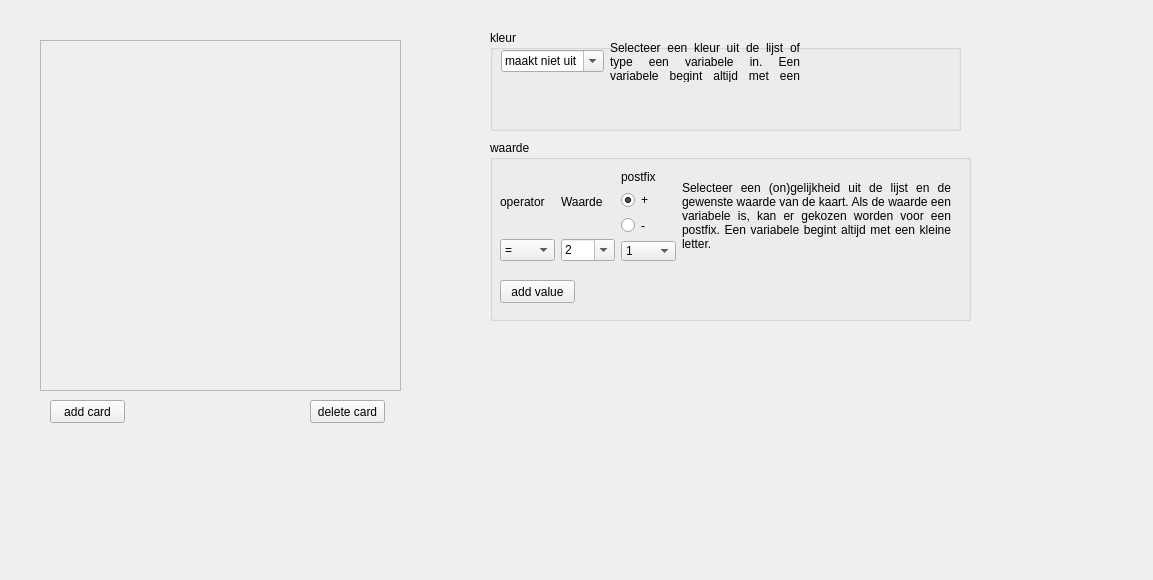
This is src/app/ruleCreator/cardEvaluator.ui in Dtai/PokerbotClient as Qt 5 draws it before an edit. The edited form follows.
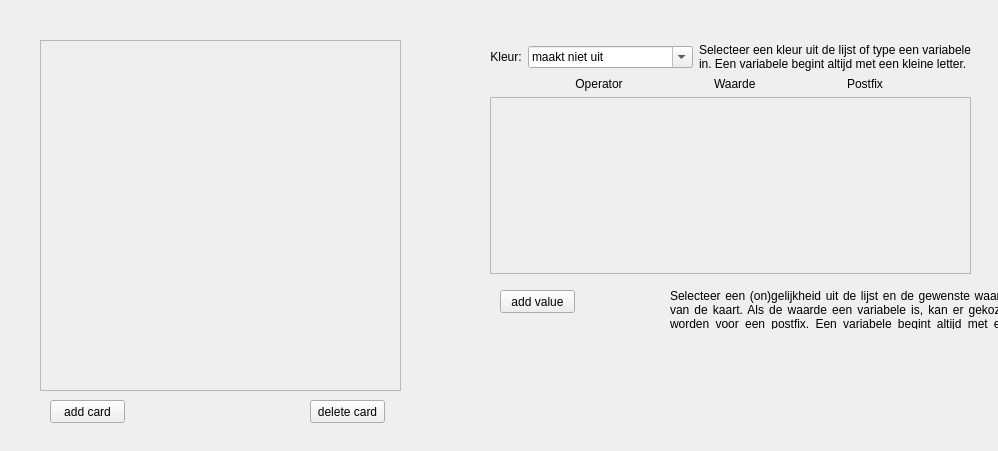
This is the edited form.

Commit message: Improved the card evaluator window.

```diff
--- a/src/app/ruleCreator/cardEvaluator.ui
+++ b/src/app/ruleCreator/cardEvaluator.ui
@@ -6,8 +6,8 @@
    <rect>
     <x>0</x>
     <y>0</y>
-    <width>1153</width>
-    <height>580</height>
+    <width>998</width>
+    <height>451</height>
    </rect>
   </property>
   <property name="sizePolicy">
@@ -22,306 +22,6 @@
   <property name="windowTitle">
    <string>card evaluator</string>
   </property>
-  <widget class="QGroupBox" name="groupBox">
-   <property name="geometry">
-    <rect>
-     <x>490</x>
-     <y>30</y>
-     <width>471</width>
-     <height>101</height>
-    </rect>
-   </property>
-   <property name="title">
-    <string>kleur</string>
-   </property>
-   <widget class="QWidget" name="">
-    <property name="geometry">
-     <rect>
-      <x>11</x>
-      <y>11</y>
-      <width>299</width>
-      <height>41</height>
-     </rect>
-    </property>
-    <layout class="QHBoxLayout" name="horizontalLayout_3">
-     <item>
-      <widget class="QComboBox" name="color">
-       <property name="editable">
-        <bool>true</bool>
-       </property>
-       <item>
-        <property name="text">
-         <string>maakt niet uit</string>
-        </property>
-       </item>
-       <item>
-        <property name="text">
-         <string>harten</string>
-        </property>
-       </item>
-       <item>
-        <property name="text">
-         <string>klaveren</string>
-        </property>
-       </item>
-       <item>
-        <property name="text">
-         <string>schoppen</string>
-        </property>
-       </item>
-       <item>
-        <property name="text">
-         <string>ruit</string>
-        </property>
-       </item>
-      </widget>
-     </item>
-     <item>
-      <widget class="QLabel" name="label">
-       <property name="text">
-        <string>Selecteer een kleur uit de lijst of type een variabele in. Een variabele begint altijd met een kleine letter. </string>
-       </property>
-       <property name="alignment">
-        <set>Qt::AlignJustify|Qt::AlignVCenter</set>
-       </property>
-       <property name="wordWrap">
-        <bool>true</bool>
-       </property>
-      </widget>
-     </item>
-    </layout>
-   </widget>
-  </widget>
-  <widget class="QGroupBox" name="groupBox_2">
-   <property name="geometry">
-    <rect>
-     <x>490</x>
-     <y>140</y>
-     <width>481</width>
-     <height>181</height>
-    </rect>
-   </property>
-   <property name="title">
-    <string>waarde</string>
-   </property>
-   <widget class="QPushButton" name="addValue">
-    <property name="geometry">
-     <rect>
-      <x>10</x>
-      <y>140</y>
-      <width>75</width>
-      <height>23</height>
-     </rect>
-    </property>
-    <property name="text">
-     <string>add value</string>
-    </property>
-   </widget>
-   <widget class="QWidget" name="layoutWidget">
-    <property name="geometry">
-     <rect>
-      <x>10</x>
-      <y>30</y>
-      <width>451</width>
-      <height>91</height>
-     </rect>
-    </property>
-    <layout class="QHBoxLayout" name="horizontalLayout_2">
-     <item>
-      <layout class="QVBoxLayout" name="verticalLayout">
-       <item>
-        <widget class="QLabel" name="label_2">
-         <property name="text">
-          <string>operator</string>
-         </property>
-        </widget>
-       </item>
-       <item>
-        <widget class="QComboBox" name="prefix">
-         <item>
-          <property name="text">
-           <string>=</string>
-          </property>
-         </item>
-         <item>
-          <property name="text">
-           <string>!=</string>
-          </property>
-         </item>
-         <item>
-          <property name="text">
-           <string>&lt;</string>
-          </property>
-         </item>
-         <item>
-          <property name="text">
-           <string>&lt;=</string>
-          </property>
-         </item>
-         <item>
-          <property name="text">
-           <string>&gt;</string>
-          </property>
-         </item>
-         <item>
-          <property name="text">
-           <string>&gt;=</string>
-          </property>
-         </item>
-        </widget>
-       </item>
-      </layout>
-     </item>
-     <item>
-      <layout class="QVBoxLayout" name="verticalLayout_2">
-       <item>
-        <widget class="QLabel" name="label_3">
-         <property name="text">
-          <string>Waarde</string>
-         </property>
-        </widget>
-       </item>
-       <item>
-        <widget class="QComboBox" name="value">
-         <property name="editable">
-          <bool>true</bool>
-         </property>
-         <item>
-          <property name="text">
-           <string>2</string>
-          </property>
-         </item>
-         <item>
-          <property name="text">
-           <string>3</string>
-          </property>
-         </item>
-         <item>
-          <property name="text">
-           <string>4</string>
-          </property>
-         </item>
-         <item>
-          <property name="text">
-           <string>5</string>
-          </property>
-         </item>
-         <item>
-          <property name="text">
-           <string>6</string>
-          </property>
-         </item>
-         <item>
-          <property name="text">
-           <string>7</string>
-          </property>
-         </item>
-         <item>
-          <property name="text">
-           <string>8</string>
-          </property>
-         </item>
-         <item>
-          <property name="text">
-           <string>9</string>
-          </property>
-         </item>
-         <item>
-          <property name="text">
-           <string>10</string>
-          </property>
-         </item>
-         <item>
-          <property name="text">
-           <string>J</string>
-          </property>
-         </item>
-         <item>
-          <property name="text">
-           <string>Q</string>
-          </property>
-         </item>
-         <item>
-          <property name="text">
-           <string>K</string>
-          </property>
-         </item>
-         <item>
-          <property name="text">
-           <string>A</string>
-          </property>
-         </item>
-        </widget>
-       </item>
-      </layout>
-     </item>
-     <item>
-      <layout class="QHBoxLayout" name="horizontalLayout">
-       <item>
-        <layout class="QVBoxLayout" name="verticalLayout_3">
-         <item>
-          <widget class="QLabel" name="label_4">
-           <property name="text">
-            <string>postfix</string>
-           </property>
-          </widget>
-         </item>
-         <item>
-          <widget class="QRadioButton" name="postfix_plus">
-           <property name="text">
-            <string>+</string>
-           </property>
-           <property name="checked">
-            <bool>true</bool>
-           </property>
-          </widget>
-         </item>
-         <item>
-          <widget class="QRadioButton" name="postfix_minus">
-           <property name="text">
-            <string>-</string>
-           </property>
-          </widget>
-         </item>
-         <item>
-          <widget class="QComboBox" name="postfix">
-           <item>
-            <property name="text">
-             <string>1</string>
-            </property>
-           </item>
-           <item>
-            <property name="text">
-             <string>2</string>
-            </property>
-           </item>
-           <item>
-            <property name="text">
-             <string>3</string>
-            </property>
-           </item>
-          </widget>
-         </item>
-        </layout>
-       </item>
-      </layout>
-     </item>
-     <item>
-      <widget class="QLabel" name="label_5">
-       <property name="text">
-        <string>Selecteer een (on)gelijkheid uit de lijst en de gewenste waarde van de kaart. Als de waarde een variabele is, kan er gekozen worden voor een postfix. Een variabele begint altijd met een kleine letter.</string>
-       </property>
-       <property name="alignment">
-        <set>Qt::AlignJustify|Qt::AlignVCenter</set>
-       </property>
-       <property name="wordWrap">
-        <bool>true</bool>
-       </property>
-      </widget>
-     </item>
-    </layout>
-   </widget>
-  </widget>
   <widget class="QScrollArea" name="cards">
    <property name="geometry">
     <rect>
@@ -371,6 +71,191 @@
     <string>delete card</string>
    </property>
   </widget>
+  <widget class="QPushButton" name="addValue">
+   <property name="geometry">
+    <rect>
+     <x>500</x>
+     <y>290</y>
+     <width>75</width>
+     <height>23</height>
+    </rect>
+   </property>
+   <property name="text">
+    <string>add value</string>
+   </property>
+  </widget>
+  <widget class="QLabel" name="label_5">
+   <property name="geometry">
+    <rect>
+     <x>670</x>
+     <y>290</y>
+     <width>344</width>
+     <height>39</height>
+    </rect>
+   </property>
+   <property name="text">
+    <string>Selecteer een (on)gelijkheid uit de lijst en de gewenste waarde van de kaart. Als de waarde een variabele is, kan er gekozen worden voor een postfix. Een variabele begint altijd met een kleine letter.</string>
+   </property>
+   <property name="alignment">
+    <set>Qt::AlignJustify|Qt::AlignVCenter</set>
+   </property>
+   <property name="wordWrap">
+    <bool>true</bool>
+   </property>
+  </widget>
+  <widget class="QWidget" name="">
+   <property name="geometry">
+    <rect>
+     <x>490</x>
+     <y>43</y>
+     <width>481</width>
+     <height>231</height>
+    </rect>
+   </property>
+   <layout class="QVBoxLayout" name="verticalLayout_4">
+    <item>
+     <layout class="QHBoxLayout" name="horizontalLayout_4">
+      <item>
+       <layout class="QHBoxLayout" name="horizontalLayout_3">
+        <item>
+         <widget class="QLabel" name="label_6">
+          <property name="layoutDirection">
+           <enum>Qt::LeftToRight</enum>
+          </property>
+          <property name="text">
+           <string>Kleur:</string>
+          </property>
+          <property name="alignment">
+           <set>Qt::AlignCenter</set>
+          </property>
+         </widget>
+        </item>
+        <item>
+         <widget class="QComboBox" name="color">
+          <property name="sizePolicy">
+           <sizepolicy hsizetype="Expanding" vsizetype="Fixed">
+            <horstretch>0</horstretch>
+            <verstretch>0</verstretch>
+           </sizepolicy>
+          </property>
+          <property name="editable">
+           <bool>true</bool>
+          </property>
+          <item>
+           <property name="text">
+            <string>maakt niet uit</string>
+           </property>
+          </item>
+          <item>
+           <property name="text">
+            <string>harten</string>
+           </property>
+          </item>
+          <item>
+           <property name="text">
+            <string>klaveren</string>
+           </property>
+          </item>
+          <item>
+           <property name="text">
+            <string>schoppen</string>
+           </property>
+          </item>
+          <item>
+           <property name="text">
+            <string>ruit</string>
+           </property>
+          </item>
+         </widget>
+        </item>
+       </layout>
+      </item>
+      <item>
+       <widget class="QLabel" name="label">
+        <property name="text">
+         <string>Selecteer een kleur uit de lijst of type een variabele in. Een variabele begint altijd met een kleine letter. </string>
+        </property>
+        <property name="alignment">
+         <set>Qt::AlignJustify|Qt::AlignVCenter</set>
+        </property>
+        <property name="wordWrap">
+         <bool>true</bool>
+        </property>
+       </widget>
+      </item>
+     </layout>
+    </item>
+    <item>
+     <layout class="QHBoxLayout" name="horizontalLayout_2" stretch="0,0,0">
+      <item>
+       <widget class="QLabel" name="label_2">
+        <property name="sizePolicy">
+         <sizepolicy hsizetype="Fixed" vsizetype="Fixed">
+          <horstretch>0</horstretch>
+          <verstretch>0</verstretch>
+         </sizepolicy>
+        </property>
+        <property name="styleSheet">
+         <string>0</string>
+        </property>
+        <property name="text">
+         <string>Operator</string>
+        </property>
+        <property name="alignment">
+         <set>Qt::AlignCenter</set>
+        </property>
+       </widget>
+      </item>
+      <item>
+       <widget class="QLabel" name="label_3">
+        <property name="sizePolicy">
+         <sizepolicy hsizetype="Fixed" vsizetype="Preferred">
+          <horstretch>0</horstretch>
+          <verstretch>0</verstretch>
+         </sizepolicy>
+        </property>
+        <property name="text">
+         <string>Waarde</string>
+        </property>
+       </widget>
+      </item>
+      <item>
+       <widget class="QLabel" name="label_4">
+        <property name="sizePolicy">
+         <sizepolicy hsizetype="Fixed" vsizetype="Preferred">
+          <horstretch>0</horstretch>
+          <verstretch>0</verstretch>
+         </sizepolicy>
+        </property>
+        <property name="text">
+         <string>Postfix</string>
+        </property>
+       </widget>
+      </item>
+     </layout>
+    </item>
+    <item>
+     <widget class="QScrollArea" name="valuesScroll">
+      <property name="verticalScrollBarPolicy">
+       <enum>Qt::ScrollBarAsNeeded</enum>
+      </property>
+      <property name="widgetResizable">
+       <bool>true</bool>
+      </property>
+      <widget class="QWidget" name="scrollAreaWidgetContents_2">
+       <property name="geometry">
+        <rect>
+         <x>0</x>
+         <y>0</y>
+         <width>477</width>
+         <height>159</height>
+        </rect>
+       </property>
+      </widget>
+     </widget>
+    </item>
+   </layout>
+  </widget>
  </widget>
  <resources/>
  <connections/>
```
The commit also changes 5 other files.
